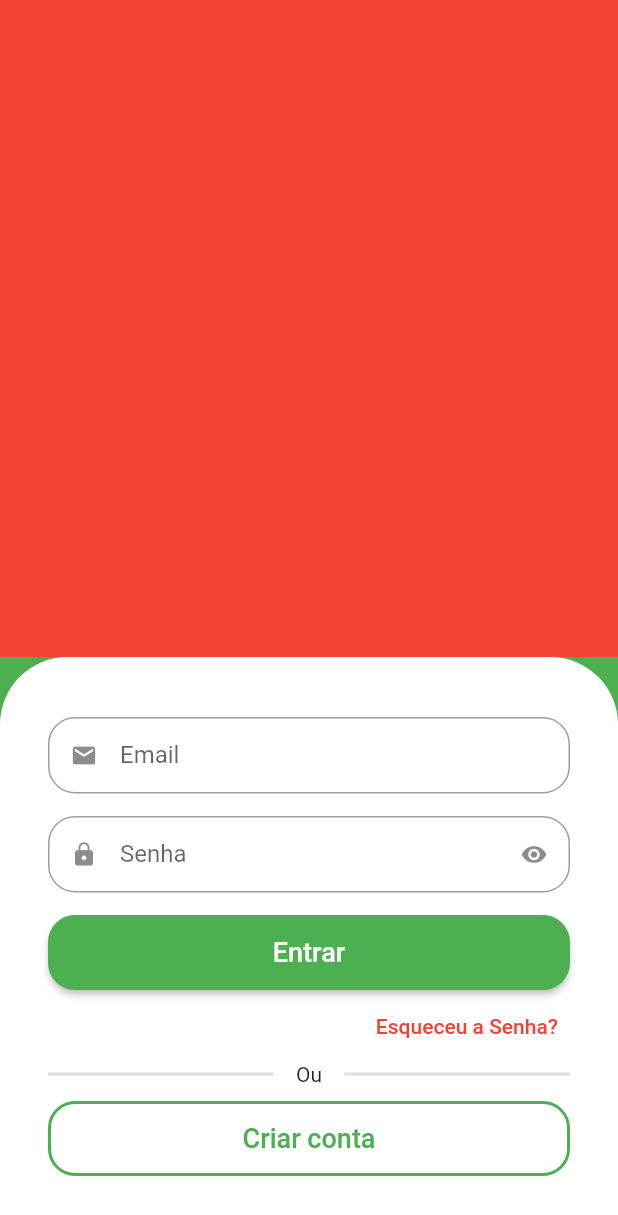
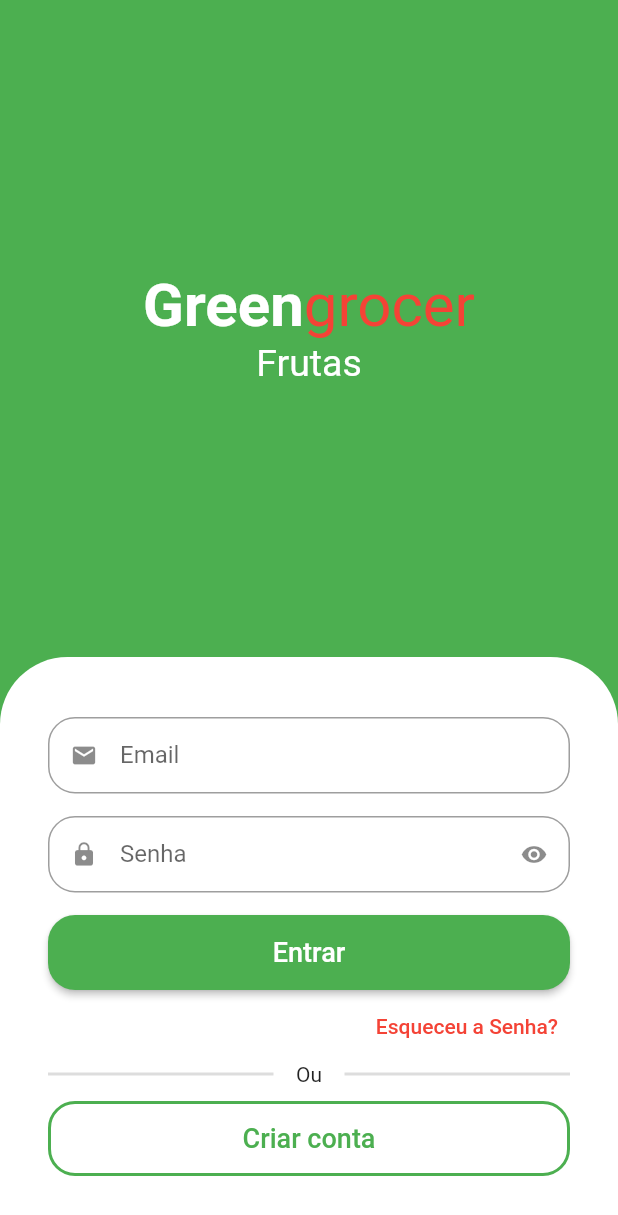
Before and after one commit to EduardoJanner/loja, a Flutter app: the screen it shows after launch, on a phone screen of 412 x 824 dp. Shown: the top 1215 px of the screen. Run offline on Flutter 3.47's test engine with Material 2 defaults, Android fonts, the phone set to English and light mode, and no system bars; drawn by our look-alikes of animated_text_kit.

Commit message:
animação das categorias

```diff
--- a/lib/src/auth/sing_in_screen.dart
+++ b/lib/src/auth/sing_in_screen.dart
@@ -1,3 +1,4 @@
+import 'package:animated_text_kit/animated_text_kit.dart';
 import 'package:flutter/material.dart';
 import 'package:loja/src/auth/components/custom_text_field.dart';
 
@@ -11,10 +12,59 @@ class SignInScreen extends StatelessWidget {
       body: Column(
         children: [
           Expanded(
-            child: Container(
-              color: Colors.red,
+            child: Column(
+              mainAxisAlignment: MainAxisAlignment.center,
+              children: [
+                // Nome do app
+                const Text.rich(
+                  TextSpan(
+                    style: TextStyle(
+                      fontSize: 40,
+                    ),
+                    children: [
+                      TextSpan(
+                        text: 'Green',
+                        style: TextStyle(
+                          color: Colors.white,
+                          fontWeight: FontWeight.bold,
+                        ),
+                      ),
+                      TextSpan(
+                        text: 'grocer',
+                        style: TextStyle(
+                          color: Colors.red,
+                        ),
+                      ),
+                    ],
+                  ),
+                ),
+
+                // Categorias
+                SizedBox(
+                  height: 30,
+                  child: DefaultTextStyle(
+                    style: const TextStyle(
+                      fontSize: 25,
+                    ),
+                    child: AnimatedTextKit(
+                      pause: Duration.zero,
+                      repeatForever: true,
+                      animatedTexts: [
+                        FadeAnimatedText('Frutas'),
+                        FadeAnimatedText('Verduras'),
+                        FadeAnimatedText('Legumes'),
+                        FadeAnimatedText('Carnes'),
+                        FadeAnimatedText('Cereais'),
+                        FadeAnimatedText('Laticíneos'),
+                      ],
+                    ),
+                  ),
+                ),
+              ],
             ),
           ),
+
+// Formulário
           Container(
             padding: const EdgeInsets.symmetric(
               horizontal: 32,
--- a/pubspec.yaml
+++ b/pubspec.yaml
@@ -36,6 +36,8 @@ dependencies:
   # The following adds the Cupertino Icons font to your application.
   # Use with the CupertinoIcons class for iOS style icons.
   cupertino_icons: ^1.0.2
+  animated_text_kit: ^4.2.2
+
 
 dev_dependencies:
   flutter_test:
```
Also changed, not shown: pubspec.lock.
